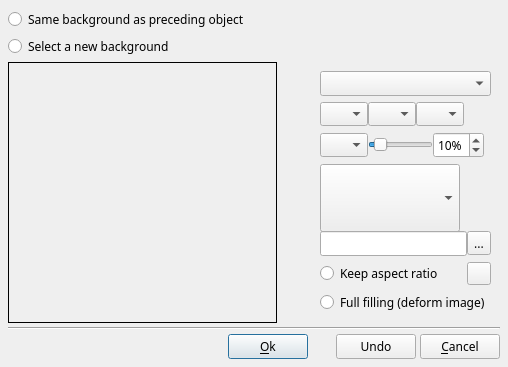
The window that src/ffDiaporama/DlgBackground/DlgBackgroundProperties.ui (boenki/ffdiaporama) describes before a commit, drawn with Qt 5.
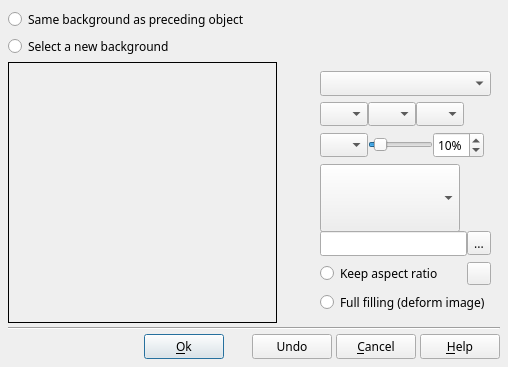
The same window after the commit. Icons and pictures are not drawn. Custom widgets are drawn as their Qt base class.

What changed in the file:
```diff
--- a/src/ffDiaporama/DlgBackground/DlgBackgroundProperties.ui
+++ b/src/ffDiaporama/DlgBackground/DlgBackgroundProperties.ui
@@ -706,6 +706,20 @@
        </property>
       </widget>
      </item>
+     <item>
+      <widget class="QPushButton" name="HelpBt">
+       <property name="toolTip">
+        <string>Show help about this dialogue box</string>
+       </property>
+       <property name="text">
+        <string>&amp;Help</string>
+       </property>
+       <property name="icon">
+        <iconset resource="../../../RSCffDiaporama.qrc">
+         <normaloff>:/img/help.png</normaloff>:/img/help.png</iconset>
+       </property>
+      </widget>
+     </item>
     </layout>
    </item>
   </layout>
```
Left out of the diff: 104 changed lines with no effect on the pictures.
